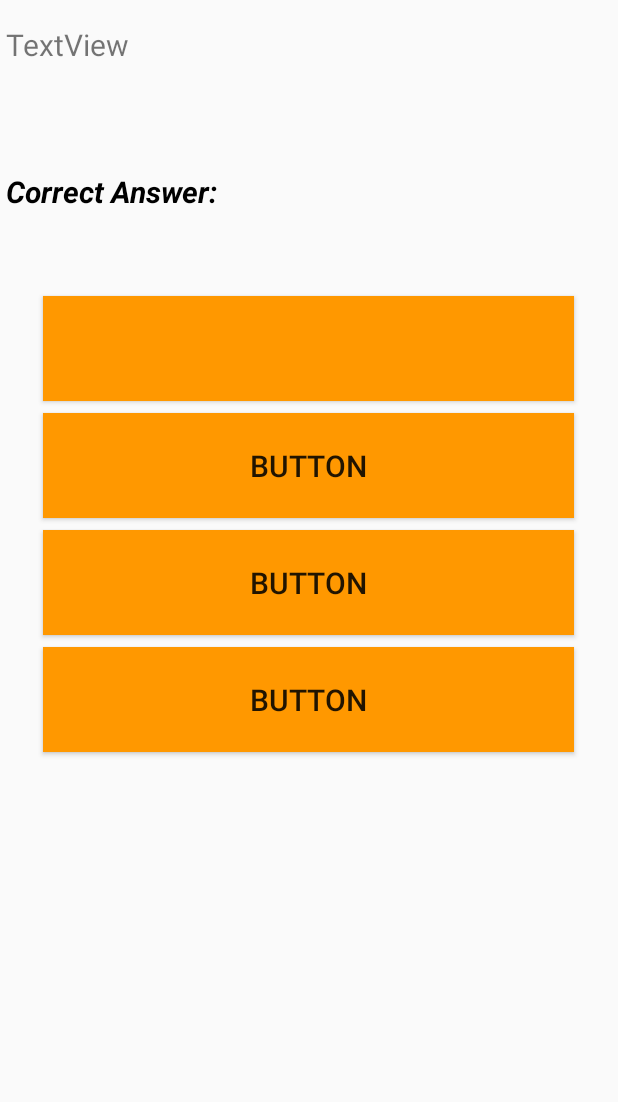
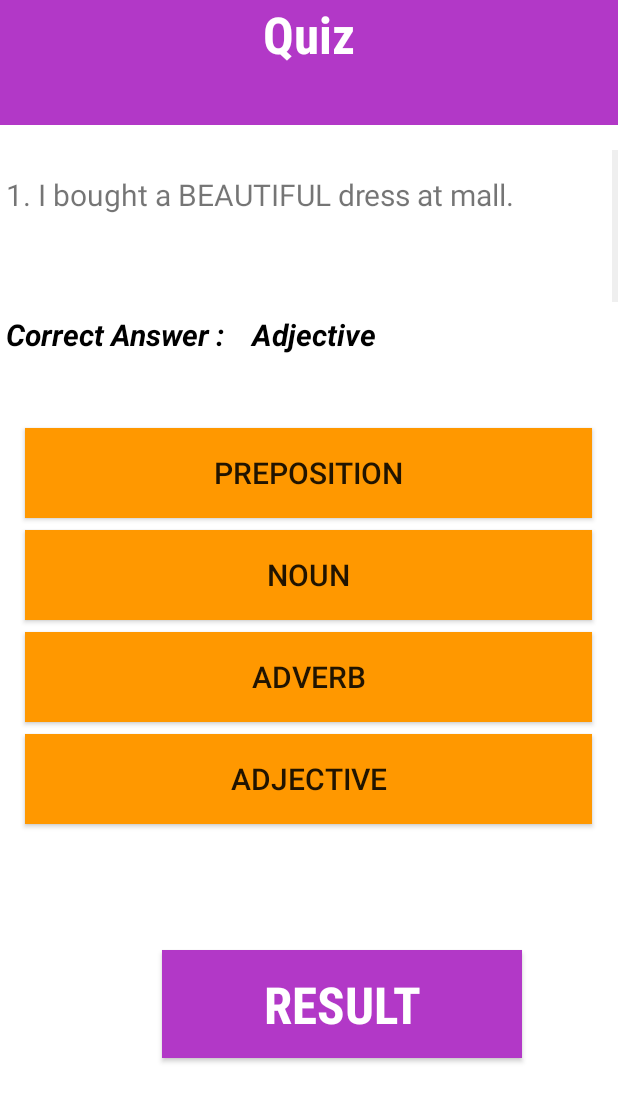
Before and after one commit to BSEF19A519/Assignment_02, an Android app: the Quiz screen opened directly, with no data from a screen before it, on a phone screen of 412 x 824 dp. Shown: the top 1102 px of the screen. Run offline under Robolectric (Android 15) with nearby library versions, the phone set to English and light mode, and no system bars.

Commit message:
quiz listview

```diff
--- a/app/src/main/java/com/example/assignment_02/MyAdapter.java
+++ b/app/src/main/java/com/example/assignment_02/MyAdapter.java
@@ -2,29 +2,31 @@ package com.example.assignment_02;
 
 import android.annotation.SuppressLint;
 import android.content.Context;
-
+import android.content.Intent;
+import android.os.Bundle;
 import android.view.LayoutInflater;
 import android.view.View;
 import android.view.ViewGroup;
 import android.widget.ArrayAdapter;
-
 import android.widget.Button;
+import android.widget.ListView;
 import android.widget.TextView;
-
 import androidx.annotation.NonNull;
 import androidx.annotation.Nullable;
-
 import java.util.ArrayList;
 
-public class MyAdapter extends ArrayAdapter<Question>  {
+public class MyAdapter extends ArrayAdapter<Question>{
     Button choice1,choice2,choice3,choice4;
     TextView textViewstatement,correctanswer;
-    Question question;
+
+    ListView listView;
     int result=0;
+
     @SuppressLint("ViewHolder")
     @Override
+
     public View getView(int position, @Nullable View convertView, @NonNull ViewGroup parent) {
-        question = getItem(position);
+        Question question = getItem(position);
         convertView = LayoutInflater.from(getContext()).inflate(R.layout.activity_quiz, parent, false);
         textViewstatement = convertView.findViewById(R.id.textView5);
         choice1 = convertView.findViewById(R.id.button3);
@@ -43,21 +45,12 @@ public class MyAdapter extends ArrayAdapter<Question>  {
         choice3.setText(question.opt3);
         choice4.setText(question.opt4);
 
-        return convertView;
-    }
-    public MyAdapter(Context context, ArrayList<Question> QuestionArrayList)
-    {
-        super(context, 0, QuestionArrayList);
         choice1.setOnClickListener(new View.OnClickListener() {
-            @SuppressLint({"ResourceAsColor", "SetTextI18n"})
-
-
+            @SuppressLint("SetTextI18n")
             @Override
             public void onClick(View view) {
 
                 if (choice1.getText().toString().equals(question.ans)) {
-                    correctanswer.setText("Correct Answer:   " + question.ans);
-
                     result++;
                     choice1.setText("CORRECT");
                     choice1.setBackgroundResource(R.color.green);
@@ -65,21 +58,12 @@ public class MyAdapter extends ArrayAdapter<Question>  {
                     choice1.setText("INCORRECT");
                     choice1.setBackgroundResource(R.color.red);
                     if (choice2.getText().toString().equals(question.ans)) {
-                        correctanswer.setText("Correct Answer:   " + question.ans);
-
-
                         choice2.setText("CORRECT");
                         choice2.setBackgroundResource(R.color.green);
                     } else if (choice3.getText().toString().equals(question.ans)) {
-                        correctanswer.setText("Correct Answer:   " + question.ans);
-
-
                         choice3.setText("CORRECT");
                         choice3.setBackgroundResource(R.color.green);
                     } else if (choice4.getText().toString().equals(question.ans)) {
-                        correctanswer.setText("Correct Answer:   " + question.ans);
-
-
                         choice4.setText("CORRECT");
                         choice4.setBackgroundResource(R.color.green);
                     }
@@ -89,14 +73,11 @@ public class MyAdapter extends ArrayAdapter<Question>  {
             }
 
         });
-
-        choice2.findViewById(R.id.button8).setOnClickListener(new View.OnClickListener() {
+        choice2.setOnClickListener(new View.OnClickListener() {
             @SuppressLint({"ResourceAsColor", "SetTextI18n"})
             @Override
             public void onClick(View view) {
                 if (choice2.getText().toString().equals(question.ans)) {
-                    correctanswer.setText("Correct Answer:   " + question.ans);
-
                     result++;
                     choice2.setText("CORRECT");
                     choice2.setBackgroundResource(R.color.green);
@@ -104,21 +85,12 @@ public class MyAdapter extends ArrayAdapter<Question>  {
                     choice2.setText("INCORRECT");
                     choice2.setBackgroundResource(R.color.red);
                     if (choice1.getText().toString().equals(question.ans)) {
-                        correctanswer.setText("Correct Answer:   " + question.ans);
-
-
                         choice1.setText("CORRECT");
                         choice1.setBackgroundResource(R.color.green);
                     } else if (choice3.getText().toString().equals(question.ans)) {
-                        correctanswer.setText("Correct Answer:   " + question.ans);
-
-
                         choice3.setText("CORRECT");
                         choice3.setBackgroundResource(R.color.green);
                     } else if (choice4.getText().toString().equals(question.ans)) {
-                        correctanswer.setText("Correct Answer:   " + question.ans);
-
-
                         choice4.setText("CORRECT");
                         choice4.setBackgroundResource(R.color.green);
                     }
@@ -128,14 +100,12 @@ public class MyAdapter extends ArrayAdapter<Question>  {
 
 
 
-        choice3.findViewById(R.id.button9).setOnClickListener(new View.OnClickListener() {
+        choice3.setOnClickListener(new View.OnClickListener() {
             @SuppressLint({"ResourceAsColor", "SetTextI18n"})
 
             @Override
             public void onClick(View view) {
                 if (choice3.getText().toString().equals(question.ans)) {
-                    correctanswer.setText("Correct Answer:   " + question.ans);
-
                     result++;
                     choice3.setText("CORRECT");
                     choice3.setBackgroundResource(R.color.green);
@@ -143,21 +113,12 @@ public class MyAdapter extends ArrayAdapter<Question>  {
                     choice3.setText("INCORRECT");
                     choice3.setBackgroundResource(R.color.red);
                     if (choice1.getText().toString().equals(question.ans)) {
-                        correctanswer.setText("Correct Answer:   " + question.ans);
-
-
                         choice1.setText("CORRECT");
                         choice1.setBackgroundResource(R.color.green);
                     } else if (choice2.getText().toString().equals(question.ans)) {
-                        correctanswer.setText("Correct Answer:   " + question.ans);
-
-
                         choice2.setText("CORRECT");
                         choice2.setBackgroundResource(R.color.green);
                     } else if (choice4.getText().toString().equals(question.ans)) {
-                        correctanswer.setText("Correct Answer:   " + question.ans);
-
-
                         choice4.setText("CORRECT");
                         choice4.setBackgroundResource(R.color.green);
                     }
@@ -165,35 +126,24 @@ public class MyAdapter extends ArrayAdapter<Question>  {
 
 
             }});
-        choice4.findViewById(R.id.button10).setOnClickListener(new View.OnClickListener() {
+        choice4.setOnClickListener(new View.OnClickListener() {
+            @SuppressLint("SetTextI18n")
             @Override
             public void onClick(View view) {
                 if (choice4.getText().toString().equals(question.ans)) {
-                    correctanswer.setText("Correct Answer:   " + question.ans);
-
                     result++;
                     choice4.setText("CORRECT");
-
                     choice4.setBackgroundResource(R.color.green);
                 } else {
                     choice4.setText("INCORRECT");
                     choice4.setBackgroundResource(R.color.red);
                     if (choice2.getText().toString().equals(question.ans)) {
-                        correctanswer.setText("Correct Answer:   " + question.ans);
-
-
                         choice2.setText("CORRECT");
                         choice2.setBackgroundResource(R.color.green);
                     } else if (choice3.getText().toString().equals(question.ans)) {
-                        correctanswer.setText("Correct Answer:   " + question.ans);
-
-
                         choice3.setText("CORRECT");
                         choice3.setBackgroundResource(R.color.green);
                     } else if (choice4.getText().toString().equals(question.ans)) {
-                        correctanswer.setText("Correct Answer:   " + question.ans);
-
-
                         choice1.setText("CORRECT");
                         choice1.setBackgroundResource(R.color.green);
                     }
@@ -201,7 +151,14 @@ public class MyAdapter extends ArrayAdapter<Question>  {
 
             }
         });
+        correctanswer.setText("Correct Answer :    "+question.ans);
+        return convertView;
     }
+    public MyAdapter(Context context, ArrayList<Question> QuestionArrayList)
+    {
 
+        super(context, 0, QuestionArrayList);
 
-  }
+        }
+
+}
--- a/app/src/main/java/com/example/assignment_02/Question.java
+++ b/app/src/main/java/com/example/assignment_02/Question.java
@@ -18,4 +18,6 @@ public class Question {
         this.opt4 = opt4;
         this.ans=ans;
     }
+
+
 }
--- a/app/src/main/java/com/example/assignment_02/Quiz.java
+++ b/app/src/main/java/com/example/assignment_02/Quiz.java
@@ -2,6 +2,9 @@ package com.example.assignment_02;
 
 import androidx.appcompat.app.AppCompatActivity;
 import android.os.Bundle;
+import android.util.Log;
+import android.view.View;
+import android.widget.AdapterView;
 import android.widget.ListView;
 import java.util.ArrayList;
 
@@ -10,166 +13,22 @@ public class Quiz extends AppCompatActivity {
     @Override
     protected void onCreate(Bundle savedInstanceState) {
         super.onCreate(savedInstanceState);
-        setContentView(R.layout.activity_quiz);
+        setContentView(R.layout.activity_quiz_list_view);
         ListView listView;
+        listView = findViewById(R.id.quizlist);
+        ArrayList<Question> questionsArrayList = new ArrayList<Question>();
+        questionsArrayList.add(new Question("1. I bought a BEAUTIFUL dress at mall.", "Preposition", "Noun", "Adverb", "Adjective", "Adjective"));
+        questionsArrayList.add(new Question("2. What did SHE ask you to do?", "Conjunction", "Pronoun", "Adverb", "Adjective", "Pronoun"));
+        questionsArrayList.add(new Question("3. The baby crawled UNDER the bed.", "Verb", "Pronoun", "Preposition", "Adjective", "Preposition"));
+        questionsArrayList.add(new Question("4. She QUICKLY packed her bag and left.", "Articles", "Adverb", "Noun", "Preposition", "Adverb"));
+        questionsArrayList.add(new Question("5. TAKE your first left then go over the bridge.", "Pronoun", "Noun", "Preposition", "Verb", "Verb"));
 
-        ArrayList<Question> questionsArrayList = new ArrayList<Question>();
-        questionsArrayList.add(new Question("1. I bought a <b>BEAUTIFUL</b> dress at mall.", "Preposition", "Noun", "Adverb", "Adjective", "Adjective"));
-        questionsArrayList.add(new Question("2. What did <b>SHE</b> ask you to do?", "Conjunction", "Pronoun", "Adverb", "Adjective", "Pronoun"));
-        questionsArrayList.add(new Question("3. The baby crawled <b>UNDER</b> the bed.", "Verb", "Pronoun", "Preposition", "Adjective", "Preposition"));
-        questionsArrayList.add(new Question("4. She <b>QUICKLY</b> packed her bag and left.", "Articles", "Adverb", "Noun", "Preposition", "Adverb"));
-        questionsArrayList.add(new Question("5. <b>TAKE</b> your first left then go over the bridge.", "Pronoun", "Noun", "Preposition", "Verb", "Verb"));
-//        questionsArrayList.add(new Question("6. What did <b>SHE</b> ask you to do?", "Conjunction", "Pronoun", "Adverb", "Adjective", "Pronoun"));
-//        questionsArrayList.add(new Question("7. What did <b>SHE</b> ask you to do?", "Conjunction", "Pronoun", "Adverb", "Adjective", "Pronoun"));
-//        questionsArrayList.add(new Question("8. What did <b>SHE</b> ask you to do?", "Conjunction", "Pronoun", "Adverb", "Adjective", "Pronoun"));
-//        questionsArrayList.add(new Question("9. What did <b>SHE</b> ask you to do?", "Conjunction", "Pronoun", "Adverb", "Adjective", "Pronoun"));
-//        questionsArrayList.add(new Question("10. What did <b>SHE</b> ask you to do?", "Conjunction", "Pronoun", "Adverb", "Adjective", "Pronoun"));
 
         MyAdapter adapter = new MyAdapter(this, questionsArrayList);
-        listView = findViewById(R.id.quizlist);
+
         listView.setAdapter(adapter);
 
 
-//
-//
-//
-//                        case 6:
-//                            textView.setText(HtmlCompat.fromHtml("6. The resort opens _____ spring.",HtmlCompat.FROM_HTML_MODE_LEGACY));
-//                            correctanswer.setText("Correct Answer:");
-//                            choice1.setText("at");
-//                            choice2.setText("in");
-//                            choice3.setText("on");
-//                            choice4.setText("the");
-//                            answer="in";
-//                            flag2=true;
-//                            Options();
-//                            break;
-//                        case 7:
-//                            textView.setText(HtmlCompat.fromHtml("7. Verbs are one type of word, and _____ are another type of word.",HtmlCompat.FROM_HTML_MODE_LEGACY));
-//                            correctanswer.setText("Correct Answer:");
-//                            choice1.setText("Pronouns");
-//                            choice2.setText("Sentences");
-//                            choice3.setText("Letters");
-//                            choice4.setText("Nouns");
-//                            answer="Nouns";
-//                            flag4=true;
-//                            Options();
-//                            break;
-//                        case 8:
-//                            textView.setText(HtmlCompat.fromHtml("8. Different parts of speech have different jobs. What do verbs like \"run\" and \"learn\" do?",HtmlCompat.FROM_HTML_MODE_LEGACY));
-//                            correctanswer.setText("Correct Answer:");
-//                            choice1.setText("Express Things");
-//                            choice2.setText("Express Actions");
-//                            choice3.setText("Tell us more about Noun");
-//                            choice4.setText("None");
-//                            answer="Express Actions";
-//                            flag2=true;
-//                            Options();
-//                            break;
-//                        case 9:
-//                            textView.setText(HtmlCompat.fromHtml("9. Do you like your teacher?Which word is and adjective?",HtmlCompat.FROM_HTML_MODE_LEGACY));
-//                            correctanswer.setText("Correct Answer:");
-//                            choice1.setText("Like");
-//                            choice2.setText("New");
-//                            choice3.setText("Teacher");
-//                            choice4.setText("All of the above");
-//                            answer="New";
-//                            flag2=true;
-//                            Options();
-//                            break;
-//                        case 10:
-//                            textView.setText(HtmlCompat.fromHtml("10. Which of the following is compound conjunction?",HtmlCompat.FROM_HTML_MODE_LEGACY));
-//                            correctanswer.setText("Correct Answer:");
-//                            choice1.setText("So big that");
-//                            choice2.setText("As long as");
-//                            choice3.setText("Although");
-//                            choice4.setText("As well");
-//                            answer="As long as";
-//                            flag2=true;
-//                            Options();
-//                            break;
-//                        case 11:
-//                            textView.setText(HtmlCompat.fromHtml("11. What part of speech describes a verb,adjective or a adverb and answers when?where?how? and to what extent?",HtmlCompat.FROM_HTML_MODE_LEGACY));
-//                            correctanswer.setText("Correct Answer:");
-//                            choice1.setText("Verb");
-//                            choice2.setText("Adjective");
-//                            choice3.setText("Adverb");
-//                            choice4.setText("Preposition");
-//                            answer="Adverb";
-//                            flag3=true;
-//                            Options();
-//                            break;
-//                        case 12:
-//                            textView.setText(HtmlCompat.fromHtml("12. What part of speech connects words or groups of words?Examples are for ,and,nor,but,or,yet,so?",HtmlCompat.FROM_HTML_MODE_LEGACY));
-//                            correctanswer.setText("Correct Answer:");
-//                            choice1.setText("Noun");
-//                            choice2.setText("Pronoun");
-//                            choice3.setText("Adverb");
-//                            choice4.setText("Conjunction");
-//                            answer="Conjunction";
-//                            flag4=true;
-//                            Options();
-//                            break;
-//                        case 13:
-//                            textView.setText(HtmlCompat.fromHtml("13. What type of pronouns are I,we,she ,they,him,us?They refer to \"people\".",HtmlCompat.FROM_HTML_MODE_LEGACY));
-//                            correctanswer.setText("Correct Answer:");
-//                            choice1.setText("Personal Pronoun");
-//                            choice2.setText("Reflexive Pronoun");
-//                            choice3.setText("Relative Pronoun");
-//                            choice4.setText("Reciprocal Pronoun");
-//                            answer="Personal Pronoun";
-//                            flag1=true;
-//                            Options();
-//                            break;
-//                        case 14:
-//                            textView.setText(HtmlCompat.fromHtml("14. Robert was and unwise king. He was the king of seven kingdoms.What type of pronoun is found in this sentence?",HtmlCompat.FROM_HTML_MODE_LEGACY));
-//                            correctanswer.setText("Correct Answer:");
-//                            choice1.setText("Subject");
-//                            choice2.setText("Object");
-//                            choice3.setText("Not clear");
-//                            choice4.setText("None");
-//                            answer="Subject";
-//                            flag1=true;
-//                            Options();
-//                            break;
-//                        case 15:
-//                            textView.setText(HtmlCompat.fromHtml("15. A verb that describes physical or mental action is called wht type of verb?",HtmlCompat.FROM_HTML_MODE_LEGACY));
-//                            correctanswer.setText("Correct Answer:");
-//                            choice1.setText("Helping Verb");
-//                            choice2.setText("Linking Verb");
-//                            choice3.setText("Action Verb");
-//                            choice4.setText("None");
-//                            answer="Action Verb";
-//                            flag3=true;
-//                            Options();
-//                            break;
-
-//
-//                            Intent intent = new Intent(Quiz.this, Result.class);
-//                            String rslt="Score:   "+result+"/15";
-//                            if(result<9)
-//                            {
-//                                intent.putExtra("result", rslt);
-//                                intent.putExtra("msg", "Do your best next time!!!");
-//                            }
-//                            else
-//                            {
-//                                intent.putExtra("result", rslt);
-//                                intent.putExtra("msg", "Well Done!!!");
-//                            }
-//
-//                            startActivity(intent);
-//                            break;
-//
-//                        default:
-//                            break;
-//
-//
-//                    }
-//                }
-
-
-//        });
 
 
     }
--- a/app/src/main/res/layout/activity_quiz.xml
+++ b/app/src/main/res/layout/activity_quiz.xml
@@ -11,7 +11,7 @@
     <TextView
         android:id="@+id/textView5"
         android:layout_width="400dp"
-        android:layout_height="70dp"
+        android:layout_height="65dp"
 
         android:layout_marginLeft="?android:attr/scrollbarSize"
         android:layout_marginTop="16dp"
@@ -27,8 +27,8 @@
         tools:ignore="MissingConstraints" />
 
     <LinearLayout
-        android:layout_width="362dp"
-        android:layout_height="339dp"
+        android:layout_width="386dp"
+        android:layout_height="338dp"
         android:layout_marginTop="12dp"
         android:orientation="vertical"
         app:layout_constraintEnd_toEndOf="parent"
@@ -39,7 +39,7 @@
         <Button
             android:id="@+id/button3"
             android:layout_width="match_parent"
-            android:layout_height="70dp"
+            android:layout_height="60dp"
             android:layout_marginLeft="?android:attr/scrollbarSize"
             android:layout_marginTop="?android:attr/scrollbarSize"
             android:layout_marginRight="?android:attr/scrollbarSize"
@@ -52,7 +52,7 @@
         <Button
             android:id="@+id/button8"
             android:layout_width="match_parent"
-            android:layout_height="70dp"
+            android:layout_height="60dp"
             android:layout_marginLeft="?android:attr/scrollbarSize"
             android:layout_marginTop="?android:attr/scrollbarSize"
             android:layout_marginRight="?android:attr/scrollbarSize"
@@ -65,7 +65,7 @@
         <Button
             android:id="@+id/button9"
             android:layout_width="match_parent"
-            android:layout_height="70dp"
+            android:layout_height="60dp"
             android:layout_marginLeft="?android:attr/scrollbarSize"
             android:layout_marginTop="?android:attr/scrollbarSize"
             android:layout_marginRight="?android:attr/scrollbarSize"
@@ -79,7 +79,7 @@
         <Button
             android:id="@+id/button10"
             android:layout_width="match_parent"
-            android:layout_height="70dp"
+            android:layout_height="60dp"
             android:layout_marginLeft="?android:attr/scrollbarSize"
             android:layout_marginTop="?android:attr/scrollbarSize"
             android:layout_marginRight="?android:attr/scrollbarSize"
@@ -93,7 +93,7 @@
     <TextView
         android:id="@+id/textView6"
         android:layout_width="0dp"
-        android:layout_height="67dp"
+        android:layout_height="60dp"
 
         android:layout_marginLeft="?android:attr/scrollbarSize"
         android:layout_marginTop="28dp"
--- a/app/src/main/res/layout/activity_quiz_list_view.xml
+++ b/app/src/main/res/layout/activity_quiz_list_view.xml
@@ -4,7 +4,9 @@
     xmlns:tools="http://schemas.android.com/tools"
     android:layout_width="match_parent"
     android:layout_height="match_parent"
+    android:background="@color/white"
     tools:context=".QuizListView">
+
     <TextView
         android:id="@+id/textView2"
         android:layout_width="0dp"
@@ -15,7 +17,7 @@
         android:fontFamily="sans-serif-condensed-medium"
         android:text="@string/quiz"
         android:textAlignment="center"
-        android:textColor="@color/black"
+        android:textColor="@color/white"
         android:textSize="34sp"
         android:textStyle="bold"
         app:layout_constraintEnd_toEndOf="parent"
@@ -37,16 +39,17 @@
     <Button
         android:id="@+id/button19"
 
-        android:layout_width="304dp"
-        android:layout_height="71dp"
-        android:layout_marginTop="16dp"
-        android:layout_marginEnd="60dp"
+        android:layout_width="240dp"
+        android:layout_height="72dp"
+        android:layout_marginTop="20dp"
+        android:layout_marginEnd="64dp"
         android:background="@color/purple_200"
+        android:backgroundTint="@color/purple_200"
         android:fontFamily="sans-serif-condensed-medium"
         android:text="@string/result"
         android:textAlignment="center"
-        android:textColor="@color/black"
 
+        android:textColor="@color/white"
         android:textSize="34sp"
         android:textStyle="bold"
         app:layout_constraintEnd_toEndOf="parent"
```
